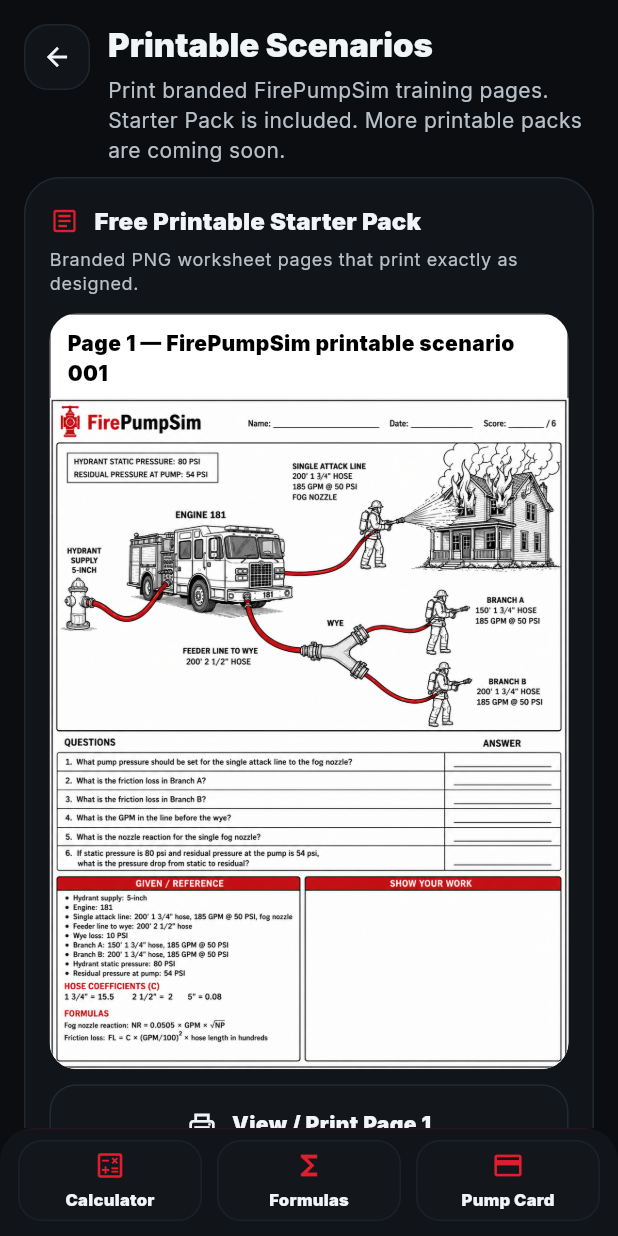
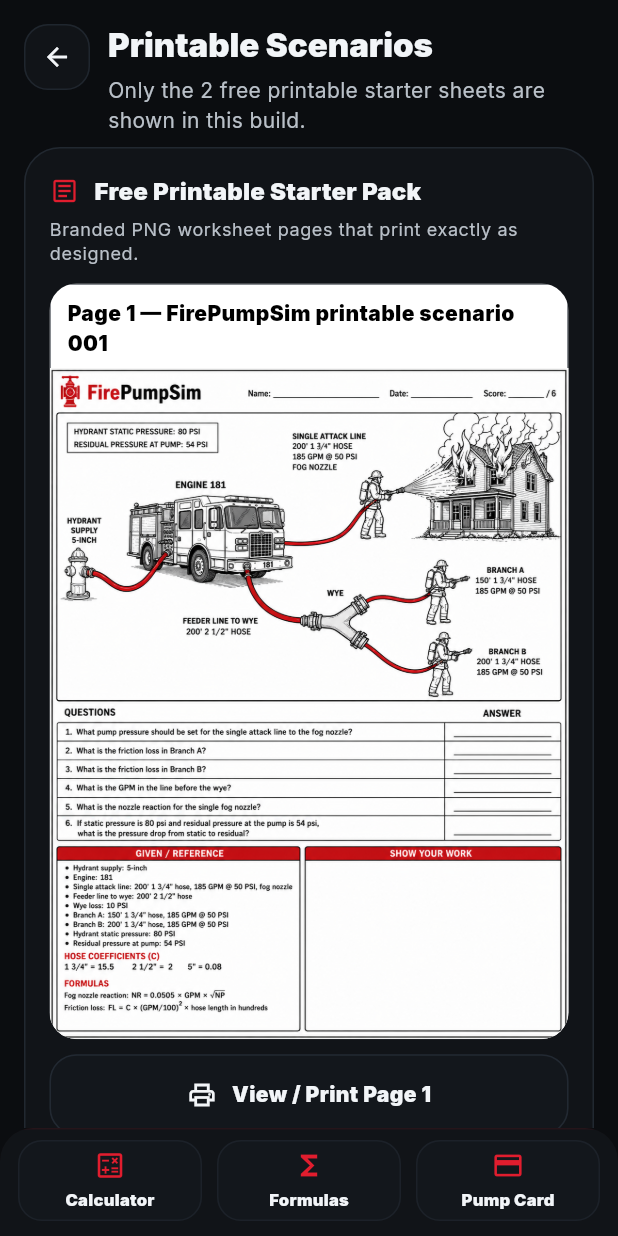
Before and after one commit to EMSCodeSim/FirePumpSim, a Flutter app: the screen it shows after launch, scrolled down 60 dp, after a tap on "Printable Scenarios", on a phone screen of 412 x 824 dp. Run offline on Flutter 3.47's test engine with Material 3 defaults, Android fonts, the phone set to English and light mode, and no system bars; our stand-ins replace go_router, google_fonts, pdf, printing, shared_preferences; missing offline and left inert: dart:html.

Commit message:
Add files via upload

```diff
--- a/lib/screens/printable_scenarios_screen.dart
+++ b/lib/screens/printable_scenarios_screen.dart
@@ -203,8 +203,6 @@
   Widget build(BuildContext context) {
     final textTheme = Theme.of(context).textTheme;
 
-    final unlocked = _allPacks.where(_isUnlocked).toList(growable: false);
-
     return Scaffold(
       backgroundColor: FirePumpSimColors.charcoal,
       body: SafeArea(
@@ -214,7 +212,7 @@
             SliverToBoxAdapter(
               child: _PrintableHeader(
                 title: 'Printable Scenarios',
-                subtitle: 'Print branded FirePumpSim training pages. Starter Pack is included. More printable packs are coming soon.',
+                subtitle: 'Only the 2 free printable starter sheets are shown in this build.',
                 onBack: () => context.go(AppRoutes.home),
               ),
             ),
@@ -230,79 +228,19 @@
               ),
             ),
             SliverPadding(
-              padding: const EdgeInsets.fromLTRB(AppSpacing.md, 0, AppSpacing.md, AppSpacing.md),
+              padding: const EdgeInsets.fromLTRB(AppSpacing.md, 0, AppSpacing.md, AppSpacing.lg),
               sliver: SliverToBoxAdapter(
                 child: _CardShell(
-                  titleIcon: Icons.collections_bookmark_outlined,
-                  title: 'Printable Packs',
-                  subtitle: 'Select a pack to preview and print. The free Starter Pack includes 10 pages.',
-                  child: _loading
-                      ? const Center(child: Padding(padding: EdgeInsets.symmetric(vertical: 10), child: CircularProgressIndicator(color: FirePumpSimColors.red)))
-                      : Column(
-                          crossAxisAlignment: CrossAxisAlignment.stretch,
-                          children: [
-                            Text('Free Printable Starter Pack — included', style: (textTheme.bodyMedium ?? const TextStyle(fontSize: 14)).copyWith(color: FirePumpSimColors.textHigh, fontWeight: FontWeight.w900)),
-                            const SizedBox(height: 10),
-                            for (final p in unlocked.where((p) => p.isFree))
-                              _PrintablePackTile(pack: p, selected: p.packId == _selectedPack.packId, unlocked: true, onTap: () => _selectPack(p)),
-                            const SizedBox(height: 16),
-                            Text('Printable Pack Library — coming soon', style: (textTheme.bodyMedium ?? const TextStyle(fontSize: 14)).copyWith(color: FirePumpSimColors.textHigh, fontWeight: FontWeight.w900)),
-                            const SizedBox(height: 10),
-                            Container(
-                              padding: const EdgeInsets.all(14),
-                              decoration: BoxDecoration(
-                                color: FirePumpSimColors.charcoal3.withValues(alpha: 0.65),
-                                borderRadius: BorderRadius.circular(16),
-                                border: Border.all(color: FirePumpSimColors.printGreen.withValues(alpha: 0.45)),
-                              ),
-                              child: Text(
-                                'Additional printable worksheet packs will be added after the content is created. No paid printable packs are active in this build.',
-                                style: (textTheme.bodySmall ?? const TextStyle(fontSize: 12)).copyWith(color: FirePumpSimColors.textMed, height: 1.35),
-                              ),
-                            ),
-                          ],
-                        ),
-                ),
-              ),
-            ),
-            SliverPadding(
-              padding: const EdgeInsets.fromLTRB(AppSpacing.md, 0, AppSpacing.md, AppSpacing.md),
-              sliver: SliverToBoxAdapter(
-                child: _CardShell(
-                  titleIcon: Icons.print_outlined,
-                  title: 'Print Options',
-                  subtitle: 'This pack prints as 10 pages (one scenario per page).',
-                  child: Column(
-                    crossAxisAlignment: CrossAxisAlignment.stretch,
-                    children: [
-                      SwitchListTile.adaptive(
-                        value: _includeAnswerKey,
-                        onChanged: (v) => setState(() => _includeAnswerKey = v),
-                        contentPadding: EdgeInsets.zero,
-                        activeColor: FirePumpSimColors.red,
-                        title: Text('Include answer key', style: (textTheme.bodyMedium ?? const TextStyle(fontSize: 14)).copyWith(color: FirePumpSimColors.textHigh, fontWeight: FontWeight.w800)),
-                        subtitle: Text('Adds an answer key page + math at the end', style: (textTheme.bodySmall ?? const TextStyle(fontSize: 12)).copyWith(color: FirePumpSimColors.textMed, height: 1.35)),
-                      ),
-                      const SizedBox(height: 10),
-                      _SecondaryActionButton(label: _printing ? 'Preparing PDF…' : 'Print / Save PDF', icon: Icons.picture_as_pdf_outlined, onTap: _printing ? null : _handlePrint),
-                    ],
+                  titleIcon: Icons.info_outline,
+                  title: 'Included in this build',
+                  subtitle: 'The printable screen now only shows the top 2 free starter sheets.',
+                  child: Text(
+                    'Use the two starter page buttons above to preview, print, or save the free sheets. The larger printable pack list and bottom worksheet previews have been removed from this Android build.',
+                    style: (textTheme.bodyMedium ?? const TextStyle(fontSize: 14)).copyWith(
+                      color: FirePumpSimColors.textMed,
+                      height: 1.4,
+                    ),
                   ),
-                ),
-              ),
-            ),
-            SliverPadding(
-              padding: const EdgeInsets.fromLTRB(AppSpacing.md, 0, AppSpacing.md, AppSpacing.lg),
-              sliver: SliverToBoxAdapter(
-                child: _PreviewCard(
-                  worksheetTitle: _selectedPack.title,
-                  department: 'FirePumpSim Training',
-                  scenarios: _scenarios,
-                  includeAnswerKey: _includeAnswerKey,
-                  previewMode: _previewMode,
-                  printing: _printing,
-                  onPreviewWorksheet: () => setState(() => _previewMode = _PreviewMode.worksheet),
-                  onPreviewAnswerKey: _includeAnswerKey ? () => setState(() => _previewMode = _PreviewMode.answerKey) : null,
-                  onPrint: _printing ? null : _handlePrint,
                 ),
               ),
             ),
```
